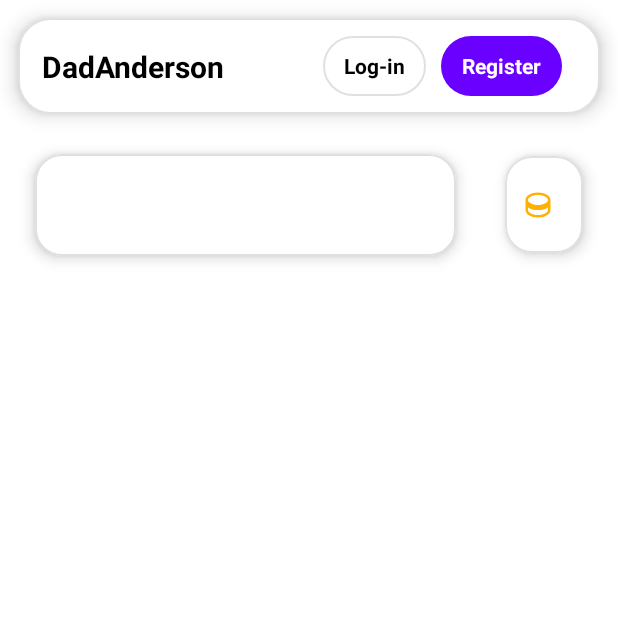
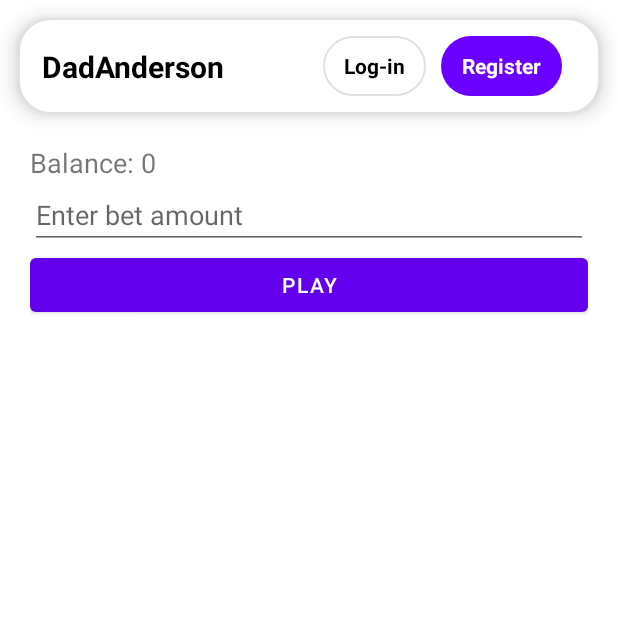
Before and after one commit to DADIofficial/AndroidDev2025, an Android app: the fragment SingleGame placed in its activity, on a phone screen of 412 x 824 dp, the top half of it. Run offline under Robolectric (Android 15) with nearby library versions, the phone set to English and light mode, and no system bars; our stand-ins replace navigation-ui.

Commit message:
updated SingleGameFrag

```diff
--- a/app/src/main/java/com/example/androiddev2025/MainActivity.kt
+++ b/app/src/main/java/com/example/androiddev2025/MainActivity.kt
@@ -30,7 +30,6 @@ class MainActivity : AppCompatActivity() {
 
             if (Session.isLoggedIn()) switchToMainGraph() else switchToAuthGraph()
 
-            // клики хедера (будут работать только в auth, т.к. в main он скрыт)
             findViewById<TextView>(R.id.LogIn).setOnClickListener {
                 if (!Session.isLoggedIn()) navController.navigate(R.id.loginFragment)
             }
--- a/app/src/main/java/com/example/androiddev2025/dadibranch/fragments/SingleGame.kt
+++ b/app/src/main/java/com/example/androiddev2025/dadibranch/fragments/SingleGame.kt
@@ -1,60 +1,80 @@
 package com.example.androiddev2025.dadibranch.fragments
 
 import android.os.Bundle
+import android.view.View
+import android.widget.EditText
+import android.widget.TextView
+import android.widget.Toast
 import androidx.fragment.app.Fragment
-import android.view.LayoutInflater
-import android.view.View
-import android.view.ViewGroup
+import androidx.lifecycle.lifecycleScope
+import com.example.androiddev2025.Database.MainDB
 import com.example.androiddev2025.R
+import com.example.androiddev2025.Session
+import com.google.android.material.button.MaterialButton
+import kotlinx.coroutines.Dispatchers
+import kotlinx.coroutines.launch
+import kotlinx.coroutines.withContext
+import kotlin.random.Random
 
-// TODO: Rename parameter arguments, choose names that match
-// the fragment initialization parameters, e.g. ARG_ITEM_NUMBER
-private const val ARG_PARAM1 = "param1"
-private const val ARG_PARAM2 = "param2"
 
-/**
- * A simple [Fragment] subclass.
- * Use the [SingleGame.newInstance] factory method to
- * create an instance of this fragment.
- */
-class SingleGame : Fragment() {
-    // TODO: Rename and change types of parameters
-    private var param1: String? = null
-    private var param2: String? = null
+class SingleGame : Fragment(R.layout.single_game_layout) {
 
-    override fun onCreate(savedInstanceState: Bundle?) {
-        super.onCreate(savedInstanceState)
-        arguments?.let {
-            param1 = it.getString(ARG_PARAM1)
-            param2 = it.getString(ARG_PARAM2)
+    override fun onViewCreated(view: View, savedInstanceState: Bundle?) {
+        super.onViewCreated(view, savedInstanceState)
+
+        val balanceText = view.findViewById<TextView>(R.id.balanceText)
+        val betInput = view.findViewById<EditText>(R.id.betInput)
+        val playButton = view.findViewById<MaterialButton>(R.id.playButton)
+        val resultText = view.findViewById<TextView>(R.id.resultText)
+
+        val userId = Session.userId ?: return
+        val userDao = MainDB.getDB(requireContext()).userDao()
+
+        fun updateBalanceUI() {
+            balanceText.text = "Balance: ${Session.balance}"
+        }
+
+        updateBalanceUI()
+
+        playButton.setOnClickListener {
+
+            val bet = betInput.text.toString().toIntOrNull()
+
+            if (bet == null || bet <= 0) {
+                Toast.makeText(requireContext(), "Invalid bet", Toast.LENGTH_SHORT).show()
+                return@setOnClickListener
+            }
+
+            if (bet > Session.balance) {
+                Toast.makeText(requireContext(), "Not enough balance", Toast.LENGTH_SHORT).show()
+                return@setOnClickListener
+            }
+
+            val win = Random.nextBoolean()
+
+            lifecycleScope.launch {
+
+                val newBalance = if (win) {
+                    Session.balance + bet*2f
+                } else {
+                    Session.balance - bet
+                }
+
+                Session.balance = newBalance
+
+                withContext(Dispatchers.IO) {
+                    val user = userDao.getUserById(userId) ?: return@withContext
+                    userDao.updateUser(
+                        user.copy(balance = newBalance)
+                    )
+                }
+
+                updateBalanceUI()
+
+                resultText.text =
+                    if (win) "You won! +$bet*2f"
+                    else "You lost! -$bet"
+            }
         }
     }
-
-    override fun onCreateView(
-        inflater: LayoutInflater, container: ViewGroup?,
-        savedInstanceState: Bundle?
-    ): View? {
-        // Inflate the layout for this fragment
-        return inflater.inflate(R.layout.fragment_single_game, container, false)
-    }
-
-    companion object {
-        /**
-         * Use this factory method to create a new instance of
-         * this fragment using the provided parameters.
-         *
-         * @param param1 Parameter 1.
-         * @param param2 Parameter 2.
-         * @return A new instance of fragment ListofGame.
-         */
-        // TODO: Rename and change types and number of parameters
-        @JvmStatic
-        fun newInstance(param1: String, param2: String) =
-            SingleGame().apply {
-                arguments = Bundle().apply {
-                    putString(ARG_PARAM1, param1)
-                    putString(ARG_PARAM2, param2)
-                }
-            }
-    }
 }
--- /dev/null
+++ b/app/src/main/res/layout/single_game_layout.xml
@@ -0,0 +1,34 @@
+<?xml version="1.0" encoding="utf-8"?>
+<LinearLayout xmlns:android="http://schemas.android.com/apk/res/android"
+    android:orientation="vertical"
+    android:padding="20dp"
+    android:layout_width="match_parent"
+    android:layout_height="match_parent">
+
+    <TextView
+        android:id="@+id/balanceText"
+        android:text="Balance: 0"
+        android:textSize="18sp"
+        android:layout_width="wrap_content"
+        android:layout_height="wrap_content"/>
+
+    <EditText
+        android:id="@+id/betInput"
+        android:hint="Enter bet amount"
+        android:inputType="number"
+        android:layout_width="match_parent"
+        android:layout_height="wrap_content"/>
+
+    <com.google.android.material.button.MaterialButton
+        android:id="@+id/playButton"
+        android:text="Play"
+        android:layout_width="match_parent"
+        android:layout_height="wrap_content"/>
+
+    <TextView
+        android:id="@+id/resultText"
+        android:textSize="16sp"
+        android:layout_marginTop="16dp"
+        android:layout_width="wrap_content"
+        android:layout_height="wrap_content"/>
+</LinearLayout>
```
